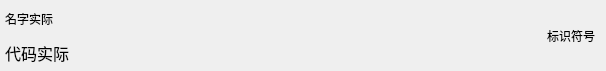
Above: qt_app/fund_card/fund_card.ui from swing-alliance/repo_builds before the change. Below: the same form after it.
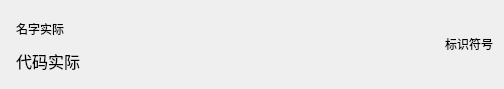
That is the form after the change.

Diff of the .ui file:
```diff
--- a/qt_app/fund_card/fund_card.ui
+++ b/qt_app/fund_card/fund_card.ui
@@ -6,8 +6,8 @@
    <rect>
     <x>0</x>
     <y>0</y>
-    <width>606</width>
-    <height>71</height>
+    <width>504</width>
+    <height>89</height>
    </rect>
   </property>
   <property name="sizePolicy">
@@ -23,15 +23,6 @@
    <string notr="true">font: 11pt &quot;Microsoft YaHei&quot;;</string>
   </property>
   <layout class="QHBoxLayout" name="horizontalLayout">
-   <property name="leftMargin">
-    <number>0</number>
-   </property>
-   <property name="topMargin">
-    <number>0</number>
-   </property>
-   <property name="bottomMargin">
-    <number>0</number>
-   </property>
    <item>
     <layout class="QVBoxLayout" name="verticalLayout">
      <property name="leftMargin">
@@ -94,6 +85,12 @@
    </item>
    <item>
     <widget class="QLabel" name="additional_mark_label">
+     <property name="sizePolicy">
+      <sizepolicy hsizetype="Fixed" vsizetype="Fixed">
+       <horstretch>0</horstretch>
+       <verstretch>0</verstretch>
+      </sizepolicy>
+     </property>
      <property name="text">
       <string>标识符号</string>
      </property>
```
